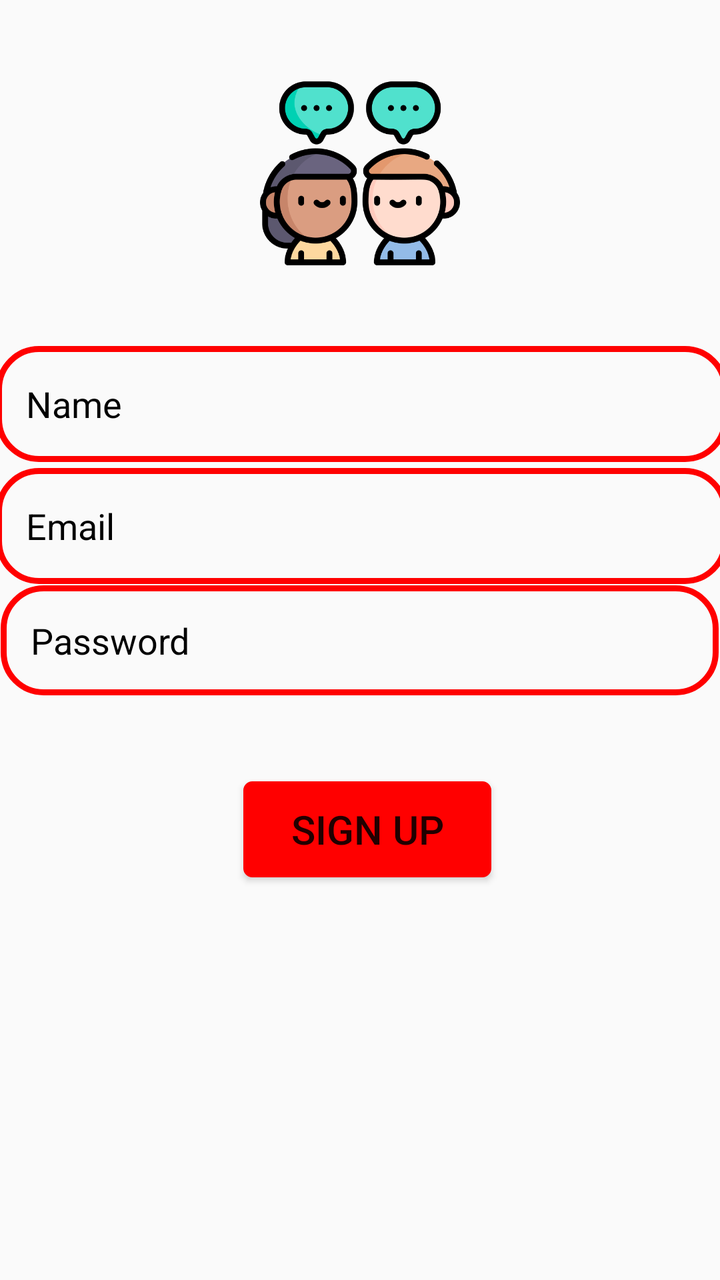
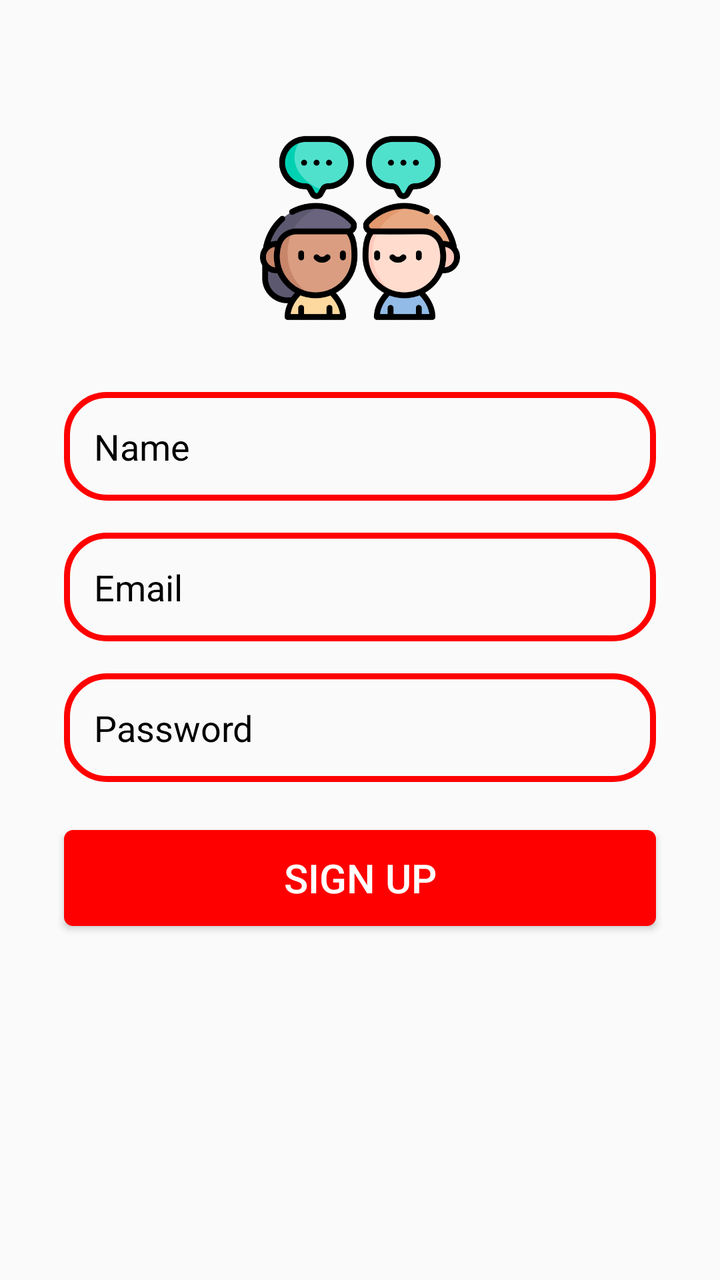

The first picture is an Android layout as it rendered before a commit; the second is the same layout after the commit. The layout source and the unified diff follow.
<!-- AndroidManifest.xml: application theme Theme.ChatApp -->
<!-- res/layout/activity_sign_up.xml -->
<?xml version="1.0" encoding="utf-8"?>
<androidx.constraintlayout.widget.ConstraintLayout xmlns:android="http://schemas.android.com/apk/res/android"
    xmlns:app="http://schemas.android.com/apk/res-auto"
    xmlns:tools="http://schemas.android.com/tools"
    android:layout_width="match_parent"
    android:layout_height="match_parent"
    tools:context=".Login">

    <EditText
        android:id="@+id/et_name"
        android:layout_width="366dp"
        android:layout_height="58dp"
        android:background="@drawable/edit_background"
        android:hint="Name"
        android:padding="15dp"
        android:textColorHint="@color/black"
        app:layout_constraintBottom_toBottomOf="parent"
        app:layout_constraintEnd_toEndOf="parent"
        app:layout_constraintHorizontal_bias="0.422"
        app:layout_constraintStart_toStartOf="parent"
        app:layout_constraintTop_toTopOf="parent"
        app:layout_constraintVertical_bias="0.297" />

    <EditText
        android:id="@+id/et_email"
        android:layout_width="366dp"
        android:layout_height="58dp"
        android:background="@drawable/edit_background"
        android:hint="Email"
        android:padding="15dp"
        android:textColorHint="@color/black"
        app:layout_constraintBottom_toBottomOf="parent"
        app:layout_constraintEnd_toEndOf="parent"
        app:layout_constraintHorizontal_bias="0.422"
        app:layout_constraintStart_toStartOf="parent"
        app:layout_constraintTop_toTopOf="parent"
        app:layout_constraintVertical_bias="0.402" />

    <EditText
        android:id="@+id/et_password"
        android:layout_width="359dp"
        android:layout_height="55dp"
        android:background="@drawable/edit_background"
        android:hint="Password"
        android:padding="15dp"
        android:textColorHint="@color/black"
        app:layout_constraintBottom_toBottomOf="parent"
        app:layout_constraintEnd_toEndOf="parent"
        app:layout_constraintHorizontal_bias="0.423"
        app:layout_constraintStart_toStartOf="parent"
        app:layout_constraintTop_toTopOf="parent" />


    <Button
        android:id="@+id/btn_signUp"
        android:layout_width="124dp"
        android:layout_height="48dp"
        android:layout_margin="5dp"
        android:background="@drawable/btn_background"
        android:padding="10dp"
        android:text="Sign Up"
        android:textSize="20sp"
        app:layout_constraintBottom_toBottomOf="parent"
        app:layout_constraintEnd_toEndOf="@+id/et_password"
        app:layout_constraintHorizontal_bias="0.517"
        app:layout_constraintStart_toStartOf="@+id/et_password"
        app:layout_constraintTop_toBottomOf="@+id/et_password"
        app:layout_constraintVertical_bias="0.162" />

    <ImageView
        android:id="@+id/imageView"
        android:layout_width="100dp"
        android:layout_height="100dp"
        app:layout_constraintBottom_toTopOf="@+id/et_name"
        app:layout_constraintEnd_toEndOf="parent"
        app:layout_constraintStart_toStartOf="parent"
        app:layout_constraintTop_toTopOf="parent"
        app:srcCompat="@drawable/talk" />

</androidx.constraintlayout.widget.ConstraintLayout>
<!-- resources referenced by this layout -->
<resources>
  <color name="black">#FF000000</color>
  <!-- drawable btn_background (drawable) -->
  <?xml version="1.0" encoding="utf-8"?>
  <shape xmlns:android="http://schemas.android.com/apk/res/android">
  <corners android:radius="4dp" />
      <solid android:color="@color/red"/>
      <stroke android:color="@color/red" android:width="1dp"/>
  </shape>
  <!-- drawable edit_background (drawable) -->
  <?xml version="1.0" encoding="utf-8"?>
  <shape xmlns:android="http://schemas.android.com/apk/res/android">
  <corners android:radius="20dp"/>
      <stroke android:color="@color/red" android:width="3dp"/>
  </shape>
  <!-- drawable talk: png bitmap (drawable, 46488 bytes) -->
  <style name="Theme.ChatApp" parent="Base.Theme.ChatApp" />
  <color name="red">#ff0000</color>
  <style name="Base.Theme.ChatApp" parent="Theme.AppCompat.DayNight.DarkActionBar">
          
          
      </style>
</resources>

<!-- the commit's change to res/layout/activity_sign_up.xml (unified diff, before → after) -->
@@ -4,77 +4,71 @@
     xmlns:tools="http://schemas.android.com/tools"
     android:layout_width="match_parent"
     android:layout_height="match_parent"
-    tools:context=".Login">
-
-    <EditText
-        android:id="@+id/et_name"
-        android:layout_width="366dp"
-        android:layout_height="58dp"
-        android:background="@drawable/edit_background"
-        android:hint="Name"
-        android:padding="15dp"
-        android:textColorHint="@color/black"
-        app:layout_constraintBottom_toBottomOf="parent"
-        app:layout_constraintEnd_toEndOf="parent"
-        app:layout_constraintHorizontal_bias="0.422"
-        app:layout_constraintStart_toStartOf="parent"
-        app:layout_constraintTop_toTopOf="parent"
-        app:layout_constraintVertical_bias="0.297" />
-
-    <EditText
-        android:id="@+id/et_email"
-        android:layout_width="366dp"
-        android:layout_height="58dp"
-        android:background="@drawable/edit_background"
-        android:hint="Email"
-        android:padding="15dp"
-        android:textColorHint="@color/black"
-        app:layout_constraintBottom_toBottomOf="parent"
-        app:layout_constraintEnd_toEndOf="parent"
-        app:layout_constraintHorizontal_bias="0.422"
-        app:layout_constraintStart_toStartOf="parent"
-        app:layout_constraintTop_toTopOf="parent"
-        app:layout_constraintVertical_bias="0.402" />
-
-    <EditText
-        android:id="@+id/et_password"
-        android:layout_width="359dp"
-        android:layout_height="55dp"
-        android:background="@drawable/edit_background"
-        android:hint="Password"
-        android:padding="15dp"
-        android:textColorHint="@color/black"
-        app:layout_constraintBottom_toBottomOf="parent"
-        app:layout_constraintEnd_toEndOf="parent"
-        app:layout_constraintHorizontal_bias="0.423"
-        app:layout_constraintStart_toStartOf="parent"
-        app:layout_constraintTop_toTopOf="parent" />
-
-
-    <Button
-        android:id="@+id/btn_signUp"
-        android:layout_width="124dp"
-        android:layout_height="48dp"
-        android:layout_margin="5dp"
-        android:background="@drawable/btn_background"
-        android:padding="10dp"
-        android:text="Sign Up"
-        android:textSize="20sp"
-        app:layout_constraintBottom_toBottomOf="parent"
-        app:layout_constraintEnd_toEndOf="@+id/et_password"
-        app:layout_constraintHorizontal_bias="0.517"
-        app:layout_constraintStart_toStartOf="@+id/et_password"
-        app:layout_constraintTop_toBottomOf="@+id/et_password"
-        app:layout_constraintVertical_bias="0.162" />
+    tools:context=".SignUpActivity">
 
     <ImageView
         android:id="@+id/imageView"
         android:layout_width="100dp"
         android:layout_height="100dp"
-        app:layout_constraintBottom_toTopOf="@+id/et_name"
+        android:layout_marginTop="64dp"
         app:layout_constraintEnd_toEndOf="parent"
         app:layout_constraintStart_toStartOf="parent"
         app:layout_constraintTop_toTopOf="parent"
         app:srcCompat="@drawable/talk" />
 
+    <EditText
+        android:id="@+id/et_name"
+        android:layout_width="0dp"
+        android:layout_height="wrap_content"
+        android:layout_marginStart="32dp"
+        android:layout_marginTop="32dp"
+        android:layout_marginEnd="32dp"
+        android:background="@drawable/edit_background"
+        android:hint="Name"
+        android:padding="15dp"
+        android:textColorHint="@color/black"
+        app:layout_constraintEnd_toEndOf="parent"
+        app:layout_constraintStart_toStartOf="parent"
+        app:layout_constraintTop_toBottomOf="@+id/imageView" />
+
+    <EditText
+        android:id="@+id/et_email"
+        android:layout_width="0dp"
+        android:layout_height="wrap_content"
+        android:layout_marginTop="16dp"
+        android:background="@drawable/edit_background"
+        android:hint="Email"
+        android:padding="15dp"
+        android:textColorHint="@color/black"
+        app:layout_constraintEnd_toEndOf="@+id/et_name"
+        app:layout_constraintStart_toStartOf="@+id/et_name"
+        app:layout_constraintTop_toBottomOf="@+id/et_name" />
+
+    <EditText
+        android:id="@+id/et_password"
+        android:layout_width="0dp"
+        android:layout_height="wrap_content"
+        android:layout_marginTop="16dp"
+        android:background="@drawable/edit_background"
+        android:hint="Password"
+        android:padding="15dp"
+        android:textColorHint="@color/black"
+        app:layout_constraintEnd_toEndOf="@+id/et_email"
+        app:layout_constraintStart_toStartOf="@+id/et_email"
+        app:layout_constraintTop_toBottomOf="@+id/et_email" />
+
+
+    <Button
+        android:id="@+id/btn_signUp"
+        android:layout_width="0dp"
+        android:layout_height="wrap_content"
+        android:layout_marginTop="24dp"
+        android:background="@drawable/btn_background"
+        android:text="Sign Up"
+        android:textColor="@color/white"
+        android:textSize="20sp"
+        app:layout_constraintEnd_toEndOf="@+id/et_password"
+        app:layout_constraintStart_toStartOf="@+id/et_password"
+        app:layout_constraintTop_toBottomOf="@+id/et_password" />
+
 </androidx.constraintlayout.widget.ConstraintLayout>
<!-- resource entries referenced after the edit -->
@@ -1,6 +1,7 @@
 <!-- resources referenced by this layout -->
 <resources>
   <color name="black">#FF000000</color>
+  <color name="white">#FFFFFFFF</color>
   <!-- drawable btn_background (drawable) -->
   <?xml version="1.0" encoding="utf-8"?>
   <shape xmlns:android="http://schemas.android.com/apk/res/android">
